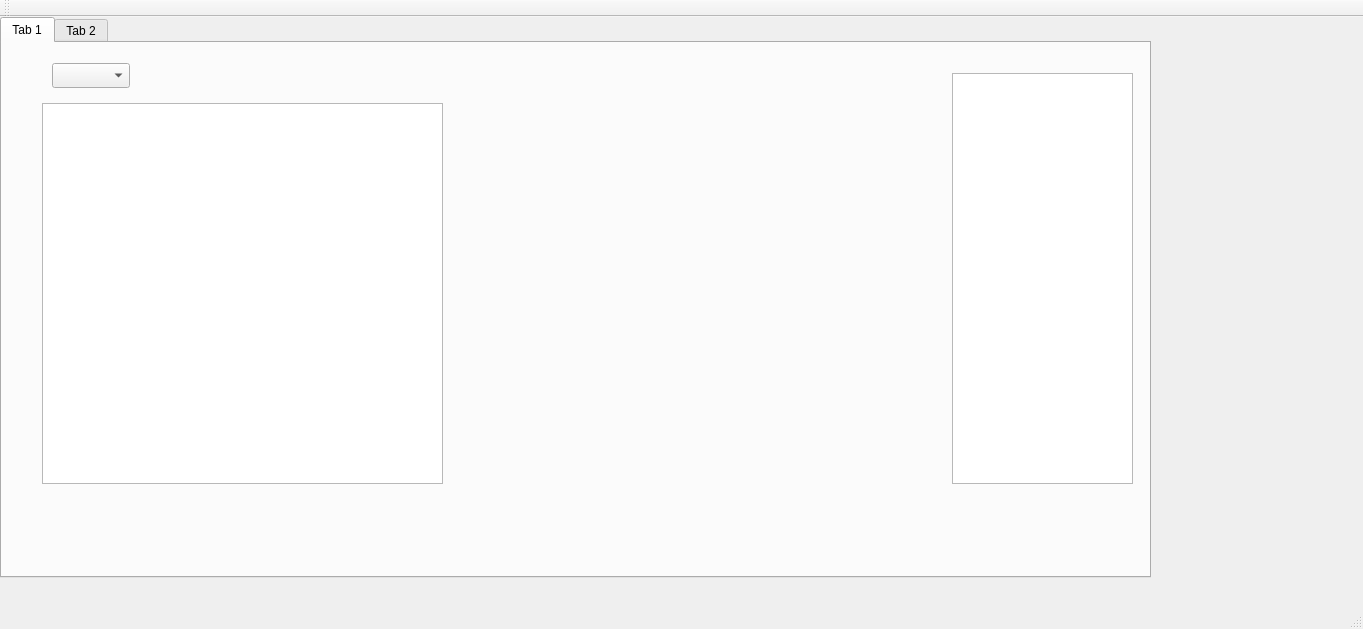
Old version of the form mainwindow.ui in the repository tomerye/Security-Sys-gui.
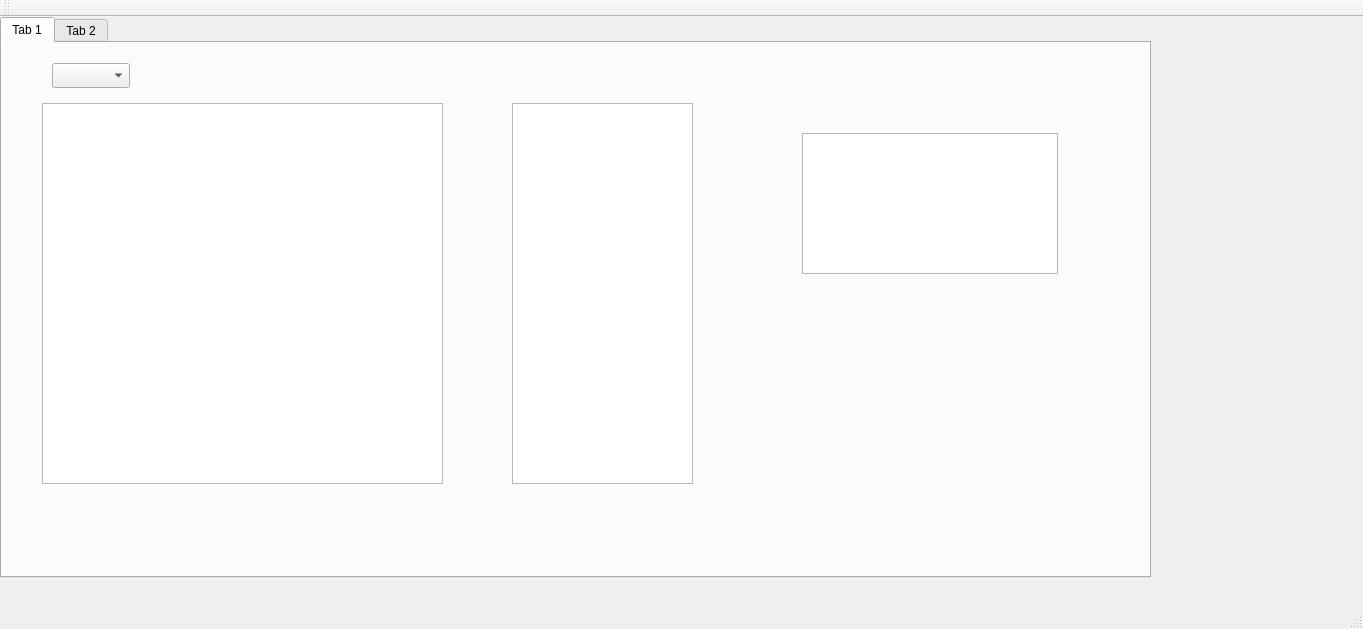
New version of the form. The open tabs and pages were chosen to show the change.

```diff
--- a/mainwindow.ui
+++ b/mainwindow.ui
@@ -33,10 +33,10 @@
      <widget class="QListView" name="listView">
       <property name="geometry">
        <rect>
-        <x>950</x>
-        <y>30</y>
+        <x>510</x>
+        <y>60</y>
         <width>181</width>
-        <height>411</height>
+        <height>381</height>
        </rect>
       </property>
      </widget>
@@ -60,6 +60,16 @@
        </rect>
       </property>
      </widget>
+     <widget class="QTableView" name="tableView_3">
+      <property name="geometry">
+       <rect>
+        <x>800</x>
+        <y>90</y>
+        <width>256</width>
+        <height>141</height>
+       </rect>
+      </property>
+     </widget>
     </widget>
     <widget class="QWidget" name="tab_2">
      <attribute name="title">
```
Left out of the diff: 2 changed lines with no effect on the pictures.
